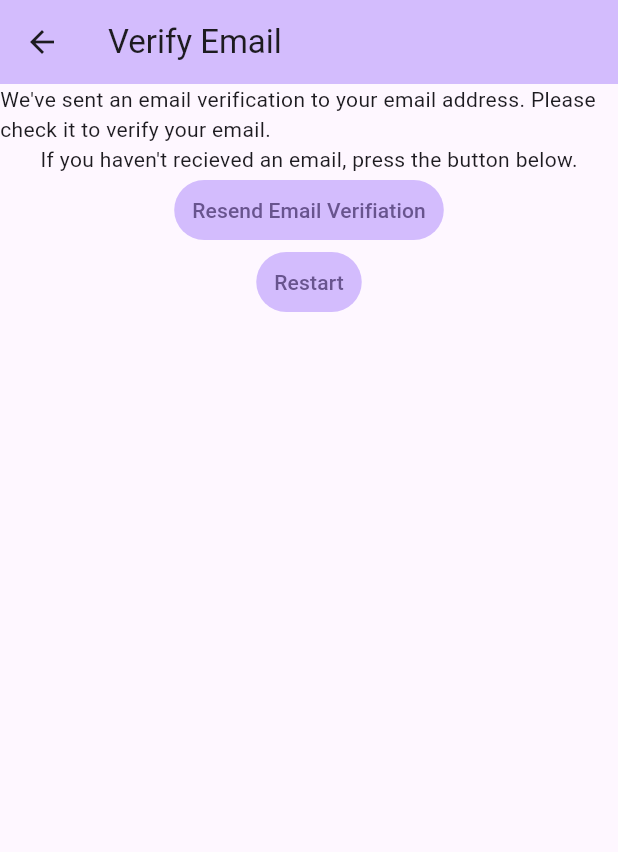
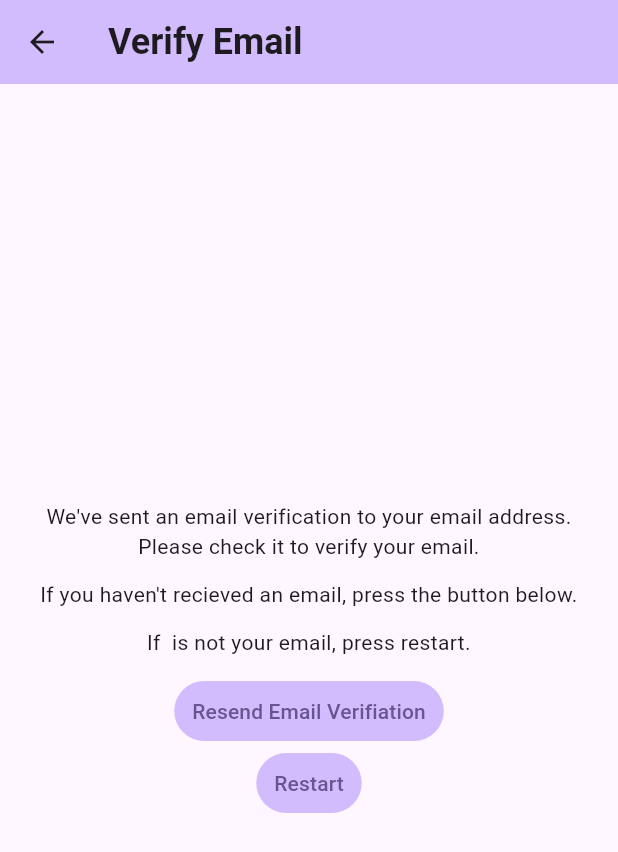
Before and after one commit to samasthtc/mynotes, a Flutter app: the VerifyEmailView screen opened by its route, on a phone screen of 412 x 824 dp. Shown: the top 852 px of the screen. Run offline on Flutter 3.47's test engine with Material 3 defaults, Android fonts, the phone set to English and light mode, and no system bars; our stand-ins replace firebase_auth, firebase_core; accounts and stored records are empty; network calls fail.

Commit message:
updated some UI

```diff
--- a/lib/services/auth/auth_service.dart
+++ b/lib/services/auth/auth_service.dart
@@ -33,4 +33,5 @@ class AuthService implements AuthProvider {
 
   @override
   Future<void> initialize() => provider.initialize();
+
 }
--- a/lib/services/auth/auth_user.dart
+++ b/lib/services/auth/auth_user.dart
@@ -4,7 +4,15 @@ import 'package:flutter/material.dart';
 @immutable
 class AuthUser {
   final bool isEmailVerified;
-  const AuthUser(this.isEmailVerified);
+  final String? email;
 
-  factory AuthUser.fromFirebase(User user) => AuthUser(user.emailVerified);
+  const AuthUser({
+    required this.isEmailVerified,
+    required this.email,
+  });
+
+  factory AuthUser.fromFirebase(User user) => AuthUser(
+        isEmailVerified: user.emailVerified,
+        email: user.email,
+      );
 }
--- a/lib/views/verify_email_view.dart
+++ b/lib/views/verify_email_view.dart
@@ -10,20 +10,48 @@ class VerifyEmailView extends StatefulWidget {
 }
 
 class _VerifyEmailViewState extends State<VerifyEmailView> {
+  final userEmail = AuthService.firebase().currentUser?.email;
+
   @override
   Widget build(BuildContext context) {
     return Scaffold(
       appBar: AppBar(
         backgroundColor: Theme.of(context).colorScheme.inversePrimary,
-        title: const Text("Verify Email"),
+        title: const Text(
+          "Verify Email",
+          style: TextStyle(
+            fontSize: 24.0,
+            fontWeight: FontWeight.w700,
           ),
-      body: Column(
-        mainAxisAlignment: MainAxisAlignment.start,
+        ),
+      ),
+      body: Padding(
+        padding: const EdgeInsets.all(16.0),
+        child: Column(
+          mainAxisAlignment: MainAxisAlignment.center,
           children: [
-          const Text("We've sent an email verification to your email address."
-              " Please check it to verify your email."),
-          const Text(
-              "If you haven't recieved an email, press the button below."),
+            const Padding(
+              padding: EdgeInsets.only(bottom: 12.0),
+              child: Text(
+                "We've sent an email verification to your email address."
+                " Please check it to verify your email.",
+                textAlign: TextAlign.center,
+              ),
+            ),
+            const Padding(
+              padding: EdgeInsets.only(bottom: 12.0),
+              child: Text(
+                "If you haven't recieved an email, press the button below.",
+                textAlign: TextAlign.center,
+              ),
+            ),
+            Padding(
+              padding: const EdgeInsets.only(bottom: 12.0),
+              child: Text(
+                "If $userEmail is not your email, press restart.",
+                textAlign: TextAlign.center,
+              ),
+            ),
             TextButton(
                 onPressed: () async {
                   await AuthService.firebase().sendEmailVerification();
@@ -49,6 +77,7 @@ class _VerifyEmailViewState extends State<VerifyEmailView> {
                 child: const Text("Restart")),
           ],
         ),
+      ),
     );
   }
 }
```
Also changed, not shown: lib/views/login_view.dart (+50 -29 lines), lib/views/register_view.dart (+51 -30 lines), 1 other file. Lines whose indentation alone changed are shown as unchanged.
